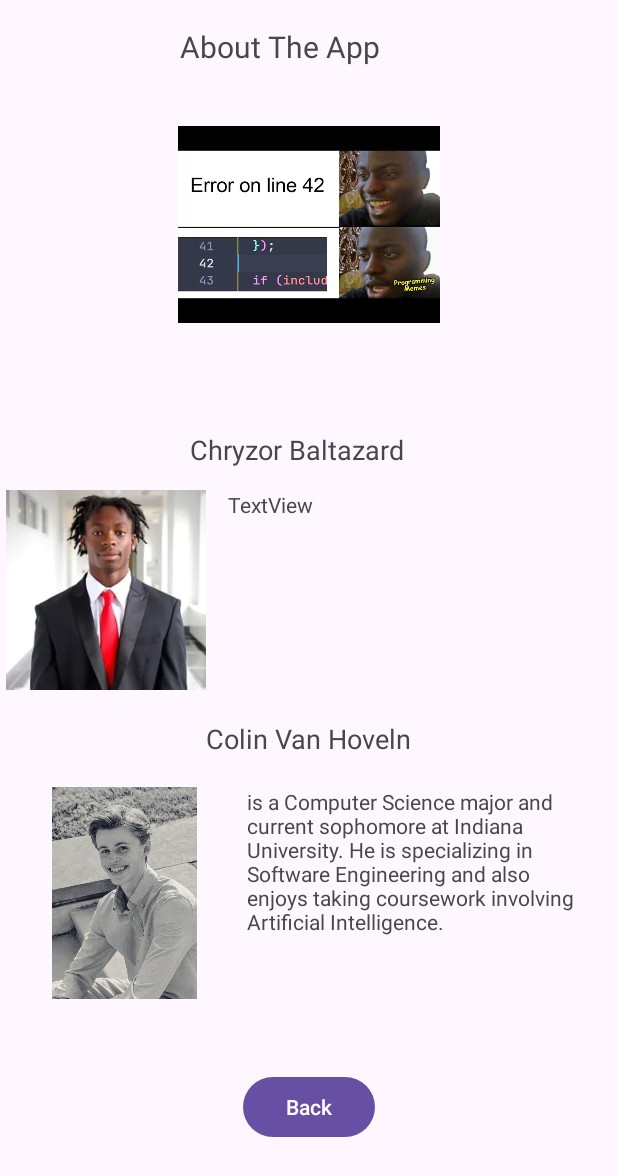
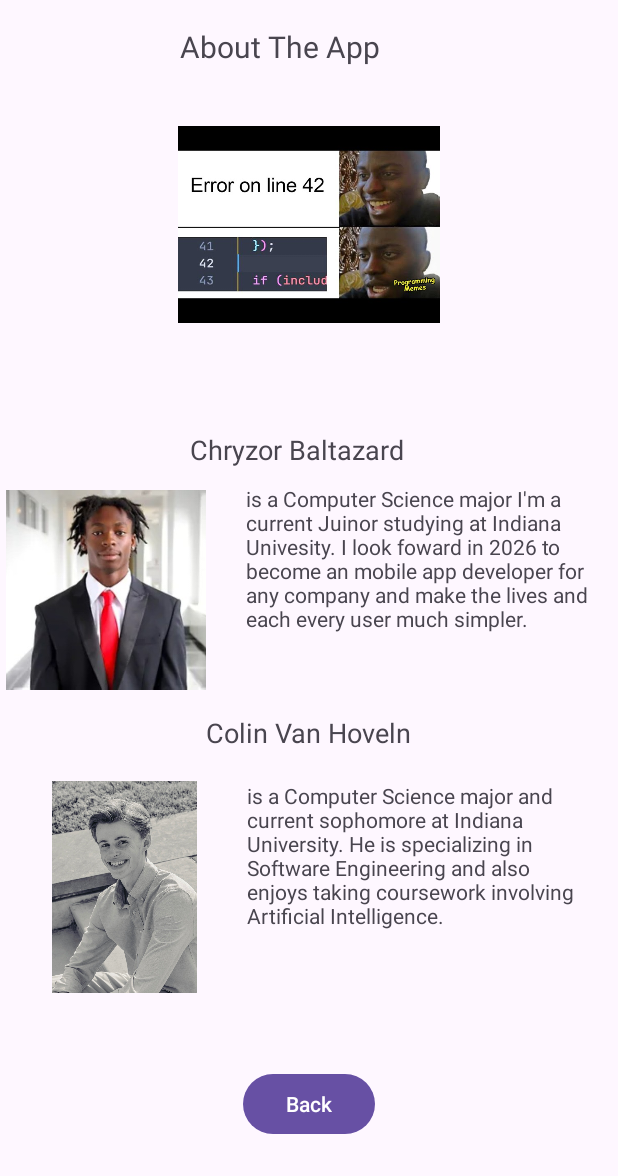
Before and after one commit to ColinMVan/To-Do-ListApp-UltraPro, an Android app: the screen it shows after launch (AboutActivity), after a tap on "About", on a phone screen of 412 x 824 dp. Shown: the top 1176 px of the screen. Run offline under Robolectric (Android 15) with nearby library versions, the phone set to English and light mode, and no system bars.

Commit message:
My bio is done. When you click on the task it displays the names of the task but cannot use the previous and next button

```diff
--- a/app/src/main/java/com/example/to_do_listapp/taskadapter.kt
+++ b/app/src/main/java/com/example/to_do_listapp/taskadapter.kt
@@ -14,10 +14,14 @@ class TaskAdapter(private val tasks: List<String>) : RecyclerView.Adapter<TaskAd
 
         init {
             view.setOnClickListener {
+                // Creating the intent to open task_detail activity
                 val intent = Intent(view.context, task_detail::class.java)
+                // the selected task and its index to task detail_detail
                 intent.putExtra("task", tasks[adapterPosition])
                 intent.putExtra("taskIndex", adapterPosition)
+                //task_detail uses this to start
                 view.context.startActivity(intent)
+
             }
         }
     }
@@ -32,5 +36,8 @@ class TaskAdapter(private val tasks: List<String>) : RecyclerView.Adapter<TaskAd
         holder.taskText.text = "${position + 1}. ${tasks[position]}"
     }
 
-    override fun getItemCount() = tasks.size
+    override fun getItemCount(): Int {
+        return tasks.size
+    }
+
 }
--- a/app/src/main/res/layout/about_app.xml
+++ b/app/src/main/res/layout/about_app.xml
@@ -83,9 +83,9 @@
       android:id="@+id/textView3"
       android:layout_width="228dp"
       android:layout_height="133dp"
-      android:layout_marginTop="8dp"
-      android:layout_marginEnd="32dp"
-      android:text="TextView"
+      android:layout_marginTop="4dp"
+      android:layout_marginEnd="20dp"
+      android:text="is a Computer Science major I'm a current Juinor studying at Indiana Univesity. I look foward in 2026 to become an mobile app developer for any company and make the lives and each every user much simpler."
       app:layout_constraintEnd_toEndOf="parent"
       app:layout_constraintTop_toBottomOf="@+id/textView4" />
 
```
Also changed, not shown: app/src/main/java/com/example/to_do_listapp/task_detail.kt (+40 -28 lines), app/src/main/res/layout/child_item.xml (+4 -15 lines).
